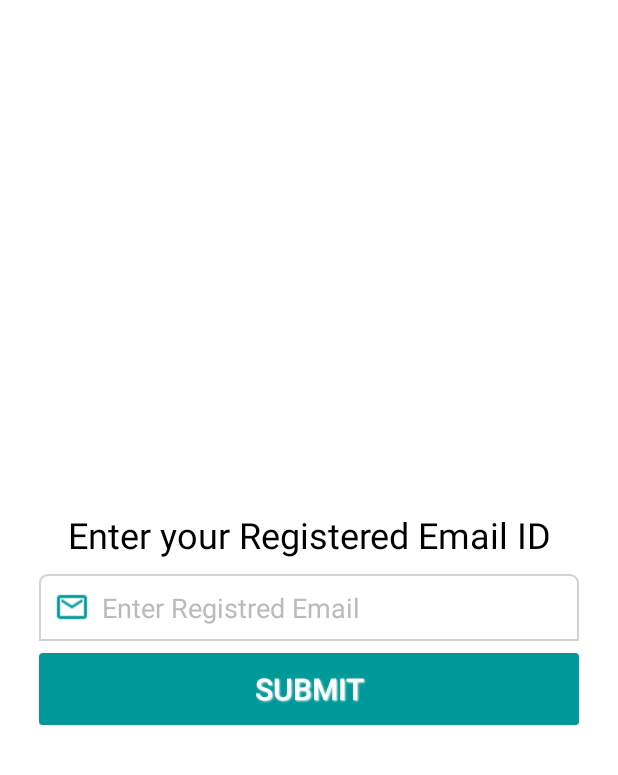
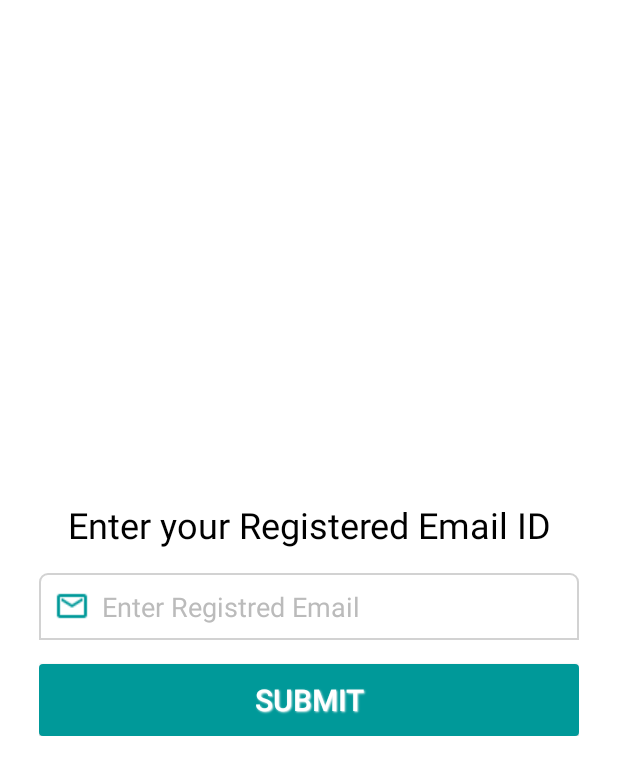
Before and after one commit to nitin-53/Campus-E-Board, an Android app: the Forgot screen opened directly, with no data from a screen before it, on a phone screen of 412 x 824 dp. Shown: the top 775 px of the screen. Run offline under Robolectric (Android 15) with nearby library versions, the phone set to English and light mode, and no system bars.

Commit message:
Added Paddings

```diff
--- a/app/src/main/res/layout/forgot.xml
+++ b/app/src/main/res/layout/forgot.xml
@@ -18,7 +18,7 @@
         <TextView
             android:layout_width="match_parent"
             android:layout_height="wrap_content"
-            android:layout_marginBottom="10dp"
+            android:layout_marginBottom="16dp"
             android:gravity="center"
             android:text="@string/get_reg_email"
             android:textColor="#000"
@@ -42,7 +42,7 @@
             style="@style/DefaultButtonText"
             android:layout_width="match_parent"
             android:layout_height="wrap_content"
-            android:layout_marginTop="8dp"
+            android:layout_marginTop="16dp"
             android:background="@drawable/button_default_bg"
             android:padding="10dp"
             android:text="@string/submit" />
```
